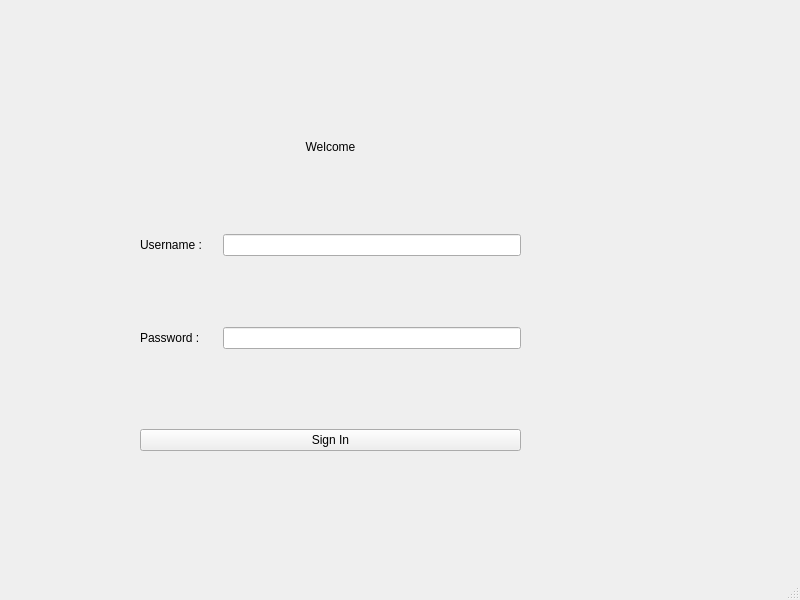
The window that Pages/loginpage.ui (karimhasebou/distributed_2) describes before a commit, drawn with Qt 5.
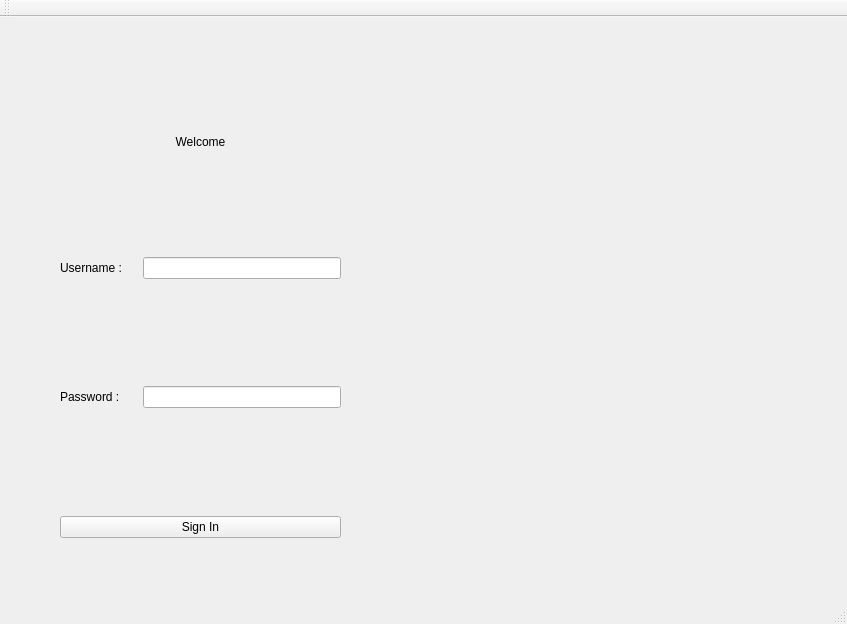
The same window after the commit.

Patch:
```diff
--- a/Pages/loginpage.ui
+++ b/Pages/loginpage.ui
@@ -6,8 +6,8 @@
    <rect>
     <x>0</x>
     <y>0</y>
-    <width>800</width>
-    <height>600</height>
+    <width>847</width>
+    <height>624</height>
    </rect>
   </property>
   <property name="windowTitle">
@@ -17,10 +17,10 @@
    <widget class="QWidget" name="gridLayoutWidget">
     <property name="geometry">
      <rect>
-      <x>120</x>
-      <y>120</y>
-      <width>421</width>
-      <height>351</height>
+      <x>40</x>
+      <y>10</y>
+      <width>321</width>
+      <height>531</height>
      </rect>
     </property>
     <layout class="QFormLayout" name="formLayout">
@@ -45,7 +45,7 @@
      <property name="bottomMargin">
       <number>20</number>
      </property>
-     <item row="0" column="0" colspan="2">
+     <item row="1" column="0" colspan="2">
       <widget class="QLabel" name="label">
        <property name="text">
         <string>Welcome</string>
@@ -55,7 +55,7 @@
        </property>
       </widget>
      </item>
-     <item row="2" column="0" colspan="2">
+     <item row="3" column="0" colspan="2">
       <spacer name="verticalSpacer">
        <property name="orientation">
         <enum>Qt::Vertical</enum>
@@ -68,17 +68,17 @@
        </property>
       </spacer>
      </item>
-     <item row="3" column="0">
+     <item row="4" column="0">
       <widget class="QLabel" name="label_2">
        <property name="text">
         <string>Username :</string>
        </property>
       </widget>
      </item>
-     <item row="3" column="1">
+     <item row="4" column="1">
       <widget class="QLineEdit" name="usernameInputEdit"/>
      </item>
-     <item row="5" column="0" colspan="2">
+     <item row="6" column="0" colspan="2">
       <spacer name="verticalSpacer_2">
        <property name="orientation">
         <enum>Qt::Vertical</enum>
@@ -91,14 +91,14 @@
        </property>
       </spacer>
      </item>
-     <item row="6" column="0">
+     <item row="7" column="0">
       <widget class="QLabel" name="label_3">
        <property name="text">
         <string>Password : </string>
        </property>
       </widget>
      </item>
-     <item row="6" column="1">
+     <item row="7" column="1">
       <widget class="QLineEdit" name="passwordInputEdit">
        <property name="text">
         <string/>
@@ -108,26 +108,39 @@
        </property>
       </widget>
      </item>
-     <item row="8" column="0" colspan="2">
-      <spacer name="verticalSpacer_3">
-       <property name="orientation">
-        <enum>Qt::Vertical</enum>
-       </property>
-       <property name="sizeHint" stdset="0">
-        <size>
-         <width>20</width>
-         <height>40</height>
-        </size>
-       </property>
-      </spacer>
-     </item>
      <item row="9" column="0" colspan="2">
+      <spacer name="verticalSpacer_3">
+       <property name="orientation">
+        <enum>Qt::Vertical</enum>
+       </property>
+       <property name="sizeHint" stdset="0">
+        <size>
+         <width>20</width>
+         <height>40</height>
+        </size>
+       </property>
+      </spacer>
+     </item>
+     <item row="10" column="0" colspan="2">
       <widget class="QPushButton" name="signInButton">
        <property name="text">
         <string>Sign In</string>
        </property>
       </widget>
      </item>
+     <item row="0" column="0" colspan="2">
+      <spacer name="verticalSpacer_4">
+       <property name="orientation">
+        <enum>Qt::Vertical</enum>
+       </property>
+       <property name="sizeHint" stdset="0">
+        <size>
+         <width>20</width>
+         <height>40</height>
+        </size>
+       </property>
+      </spacer>
+     </item>
     </layout>
    </widget>
   </widget>
@@ -141,8 +154,17 @@
     </rect>
    </property>
   </widget>
-  <widget class="QStatusBar" name="statusbar"/>
+  <widget class="QToolBar" name="mainToolBar">
+   <attribute name="toolBarArea">
+    <enum>TopToolBarArea</enum>
+   </attribute>
+   <attribute name="toolBarBreak">
+    <bool>false</bool>
+   </attribute>
+  </widget>
+  <widget class="QStatusBar" name="statusBar"/>
  </widget>
+ <layoutdefault spacing="6" margin="11"/>
  <resources/>
  <connections/>
 </ui>
```
Left out of the diff: 12 changed lines with no effect on the pictures.
